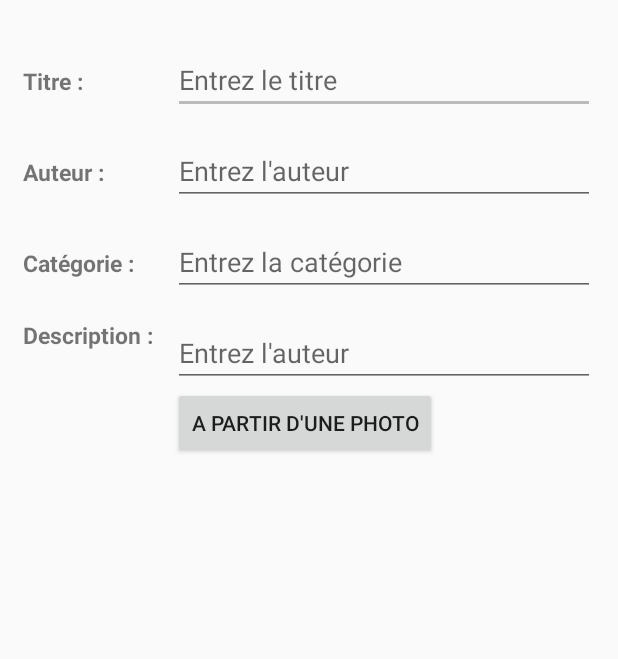
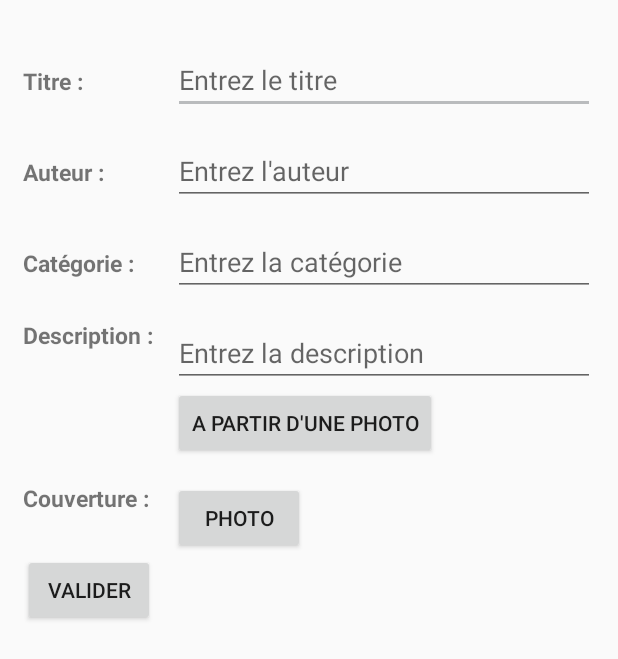
Before and after one commit to reihan35/Bexchange, an Android app: the FillFormBook screen opened directly, with no data from a screen before it, on a phone screen of 412 x 824 dp. Shown: the top 659 px of the screen. Run offline under Robolectric (Android 15) with nearby library versions, the phone set to English and light mode, and no system bars; our stand-ins replace Firebase (no records; nobody signed in at launch, a user with empty details on screens opened directly).

Commit message:
seems functional

```diff
--- a/app/src/main/AndroidManifest.xml
+++ b/app/src/main/AndroidManifest.xml
@@ -23,7 +23,8 @@
         android:supportsRtl="true"
         android:theme="@style/AppTheme"
         android:usesCleartextTraffic="${usesCleartextTraffic}">
-        <activity android:name=".FillFormBookV2"></activity>
+        <activity android:name=".GenImageActivity"></activity>
+        <activity android:name=".FillFormBookV2" />
         <activity android:name=".FillFormBook" />
         <activity android:name=".SubmitBookActivity" />
         <!--
--- a/app/src/main/res/layout/activity_fill_form_book.xml
+++ b/app/src/main/res/layout/activity_fill_form_book.xml
@@ -1,3 +1,7 @@
+<ScrollView
+    xmlns:android="http://schemas.android.com/apk/res/android"
+    android:layout_width="fill_parent"
+    android:layout_height="fill_parent">
 <LinearLayout xmlns:android="http://schemas.android.com/apk/res/android"
     android:layout_width="match_parent"
     android:layout_height="match_parent"
@@ -82,7 +86,7 @@
             <EditText
                 android:id="@+id/descriptionEdit"
                 android:inputType="textMultiLine"
-                android:hint="Entrez l'auteur"
+                android:hint="Entrez la description"
                 android:layout_width="match_parent"
                 android:layout_height="wrap_content" />
             <Button
@@ -94,6 +98,40 @@
             </LinearLayout>
     </LinearLayout>
 
+    <LinearLayout
+        android:layout_width="match_parent"
+        android:layout_height="wrap_content"
+        android:orientation="horizontal"
+        android:paddingTop="15sp">
+        <TextView
+            android:layout_width="100dp"
+            android:layout_height="wrap_content"
+            android:text="Couverture :"
+            android:textSize="15sp"
+            android:textStyle="bold" />
+        <LinearLayout
+            android:layout_width="wrap_content"
+            android:layout_height="wrap_content">
+            <ImageView
+                android:layout_width="wrap_content"
+                android:layout_height="wrap_content"
+                android:id="@+id/book_picture"
+                android:src="@drawable/camera"
+                android:visibility="gone"/>
+            <Button
+                android:id="@+id/submit_book_button"
+                android:layout_width="wrap_content"
+                android:layout_height="wrap_content"
+                android:text="Photo"
+                android:onClick="takePicture"/>
+        </LinearLayout>
+    </LinearLayout>
 
+    <Button
+        android:layout_width="wrap_content"
+        android:layout_height="wrap_content"
+        android:text="valider"
+        android:onClick="addToDatabase"/>
 
-    </LinearLayout>
+</LinearLayout>
+</ScrollView>
--- a/build.gradle
+++ b/build.gradle
@@ -22,6 +22,10 @@ allprojects {
         google()
         jcenter()
 
+        maven {
+            url "https://maven.google.com"
+        }
+
     }
 }
 
```
Also changed, not shown: app/build.gradle (+8 -7 lines), app/src/main/java/com/example/bexchange/AddBookActivity.java (+5 -3 lines), app/src/main/java/com/example/bexchange/FillFormBook.java (+276 -8 lines), app/src/main/java/com/example/bexchange/MapsActivity.java (+4 -19 lines), app/src/main/java/com/example/bexchange/SubmitBookActivity.java (+45 -10 lines), 1 other file.
